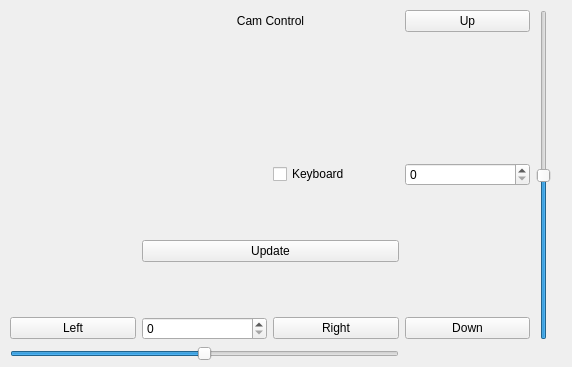
Qt form rover_cam_control/resource/cam_control.ui (robotique-udes/rover) before a commit.
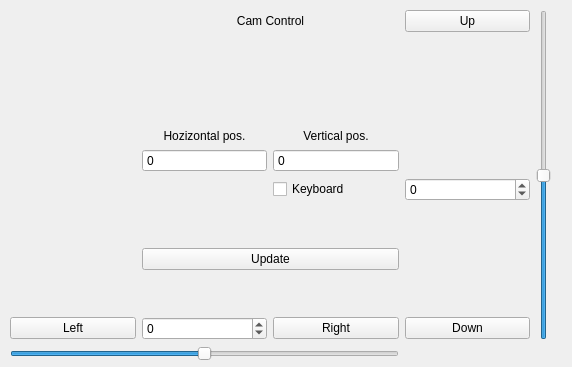
The same form after that commit.

Commit message: Linked all buttons and fields but checkbox and update btn

What changed in the file:
```diff
--- a/rover_cam_control/resource/cam_control.ui
+++ b/rover_cam_control/resource/cam_control.ui
@@ -23,20 +23,30 @@
     </rect>
    </property>
    <layout class="QGridLayout" name="gridLayout">
-    <item row="6" column="4">
-     <spacer name="verticalSpacer_3">
-      <property name="orientation">
-       <enum>Qt::Vertical</enum>
+    <item row="6" column="3">
+     <widget class="QLabel" name="cam_vertical_label">
+      <property name="text">
+       <string>Vertical pos.</string>
       </property>
-      <property name="sizeHint" stdset="0">
-       <size>
-        <width>20</width>
-        <height>40</height>
-       </size>
+      <property name="alignment">
+       <set>Qt::AlignBottom|Qt::AlignHCenter</set>
       </property>
-     </spacer>
+      <property name="wordWrap">
+       <bool>false</bool>
+      </property>
+     </widget>
     </item>
-    <item row="9" column="4">
+    <item row="6" column="2">
+     <widget class="QLabel" name="cam_horizontal_label">
+      <property name="text">
+       <string>Hozizontal pos.</string>
+      </property>
+      <property name="alignment">
+       <set>Qt::AlignBottom|Qt::AlignHCenter</set>
+      </property>
+     </widget>
+    </item>
+    <item row="10" column="4">
      <widget class="QPushButton" name="cam_down_btn">
       <property name="maximumSize">
        <size>
@@ -49,7 +59,7 @@
       </property>
      </widget>
     </item>
-    <item row="8" column="4">
+    <item row="9" column="4">
      <spacer name="verticalSpacer_2">
       <property name="orientation">
        <enum>Qt::Vertical</enum>
@@ -62,7 +72,7 @@
       </property>
      </spacer>
     </item>
-    <item row="5" column="1" rowspan="4">
+    <item row="5" column="1" rowspan="5">
      <spacer name="verticalSpacer">
       <property name="orientation">
        <enum>Qt::Vertical</enum>
@@ -75,7 +85,7 @@
       </property>
      </spacer>
     </item>
-    <item row="9" column="1">
+    <item row="10" column="1">
      <widget class="QPushButton" name="cam_left_btn">
       <property name="maximumSize">
        <size>
@@ -88,7 +98,7 @@
       </property>
      </widget>
     </item>
-    <item row="9" column="3">
+    <item row="10" column="3">
      <widget class="QPushButton" name="cam_right_btn">
       <property name="text">
        <string>Right</string>
@@ -108,7 +118,7 @@
       </property>
      </widget>
     </item>
-    <item row="11" column="1" colspan="3">
+    <item row="12" column="1" colspan="3">
      <widget class="QSlider" name="cam_horizontal_slider">
       <property name="minimum">
        <number>-180</number>
@@ -121,7 +131,7 @@
       </property>
      </widget>
     </item>
-    <item row="5" column="5" rowspan="5">
+    <item row="5" column="5" rowspan="6">
      <widget class="QSlider" name="cam_vertical_slider">
       <property name="minimum">
        <number>-90</number>
@@ -147,8 +157,8 @@
       </property>
      </widget>
     </item>
-    <item row="7" column="3">
-     <widget class="QCheckBox" name="keyboard_check_box">
+    <item row="8" column="3">
+     <widget class="QCheckBox" name="cam_keyboard_check_box">
       <property name="layoutDirection">
        <enum>Qt::LeftToRight</enum>
       </property>
@@ -157,18 +167,74 @@
       </property>
      </widget>
     </item>
-    <item row="8" column="2" colspan="2">
-     <widget class="QPushButton" name="update_btn">
+    <item row="9" column="2" colspan="2">
+     <widget class="QPushButton" name="cam_update_btn">
       <property name="text">
        <string>Update</string>
       </property>
      </widget>
     </item>
-    <item row="7" column="4">
-     <widget class="QSpinBox" name="cam_vertical_field"/>
+    <item row="10" column="2">
+     <widget class="QSpinBox" name="cam_horizontal_field">
+      <property name="minimum">
+       <number>-180</number>
+      </property>
+      <property name="maximum">
+       <number>180</number>
+      </property>
+     </widget>
     </item>
-    <item row="9" column="2">
-     <widget class="QSpinBox" name="cam_horizontal_field"/>
+    <item row="8" column="4">
+     <widget class="QSpinBox" name="cam_vertical_field">
+      <property name="minimum">
+       <number>-90</number>
+      </property>
+      <property name="maximum">
+       <number>90</number>
+      </property>
+     </widget>
+    </item>
+    <item row="7" column="2">
+     <widget class="QSpinBox" name="cam_horizontal_pos_info">
+      <property name="enabled">
+       <bool>true</bool>
+      </property>
+      <property name="readOnly">
+       <bool>true</bool>
+      </property>
+      <property name="buttonSymbols">
+       <enum>QAbstractSpinBox::NoButtons</enum>
+      </property>
+     </widget>
+    </item>
+    <item row="7" column="3">
+     <widget class="QSpinBox" name="cam_vertical_pos_info">
+      <property name="enabled">
+       <bool>true</bool>
+      </property>
+      <property name="frame">
+       <bool>true</bool>
+      </property>
+      <property name="readOnly">
+       <bool>true</bool>
+      </property>
+      <property name="buttonSymbols">
+       <enum>QAbstractSpinBox::NoButtons</enum>
+      </property>
+     </widget>
+    </item>
+    <item row="6" column="4">
+     <spacer name="verticalSpacer_3">
+      <property name="orientation">
+       <enum>Qt::Vertical</enum>
+      </property>
+      <property name="sizeHint" stdset="0">
+       <size>
+        <width>20</width>
+        <height>40</height>
+       </size>
+      </property>
+     </spacer>
     </item>
    </layout>
   </widget>
```
The commit also changes 2 other files.
